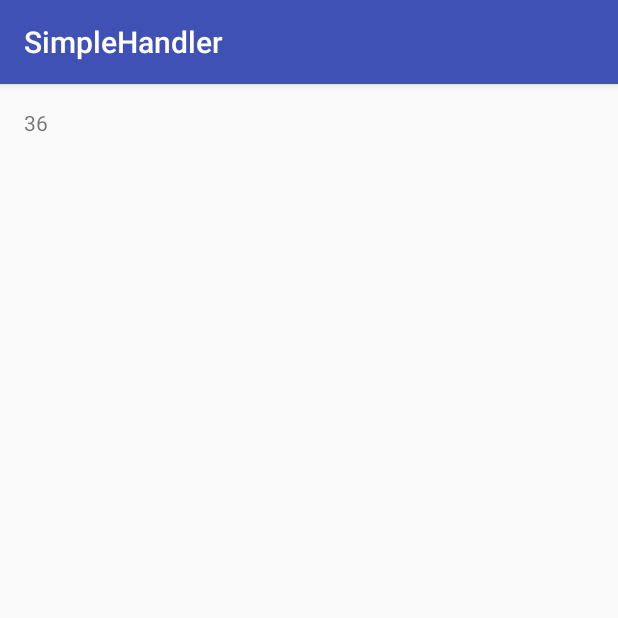
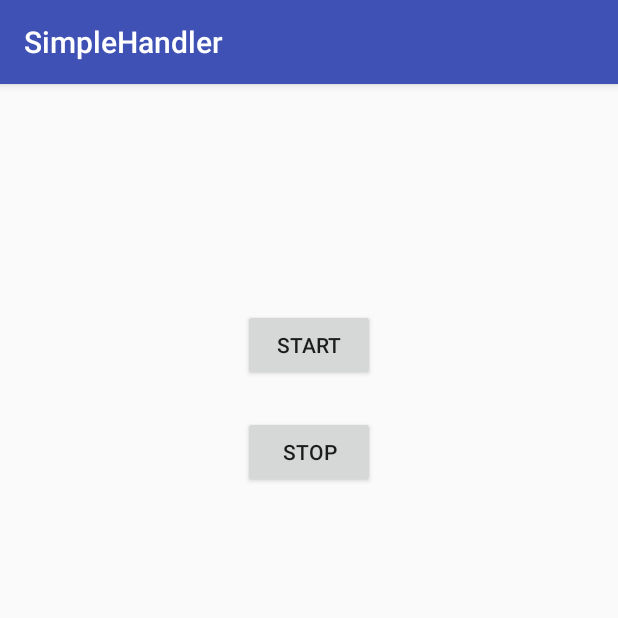
Before and after one commit to ppadhybam/SimpleHandler, an Android app: the screen it shows after launch (MainActivity), on a phone screen of 412 x 824 dp, the top half of it. Run offline under Robolectric (Android 15) with nearby library versions, the phone set to English and light mode, and no system bars.

Commit message:
Added Button to start

```diff
--- a/app/src/main/java/com/priyabrat/simplehandler/MainActivity.java
+++ b/app/src/main/java/com/priyabrat/simplehandler/MainActivity.java
@@ -4,6 +4,7 @@ import android.os.Handler;
 import android.os.Message;
 import android.support.v7.app.AppCompatActivity;
 import android.os.Bundle;
+import android.view.View;
 import android.widget.ProgressBar;
 import android.widget.TextView;
 
@@ -18,14 +19,22 @@ public class MainActivity extends AppCompatActivity {
         super.onCreate(savedInstanceState);
         setContentView(R.layout.activity_main);
         textView = (TextView) findViewById(R.id.textView);
-        thread = new Thread(new MyThread());
-        thread.start();
         handler = new Handler(){
             @Override
             public void handleMessage(Message msg) {
                 textView.setText(msg.arg1+"");
             }
         };
+    }
+
+    public void startThread(View view) {
+        thread = new Thread(new MyThread());
+        thread.start();
+    }
+
+    public void stopThread(View view) {
+        if(thread.isAlive())
+            thread.stop();
     }
 
     public class MyThread implements Runnable {
--- a/app/src/main/res/layout/activity_main.xml
+++ b/app/src/main/res/layout/activity_main.xml
@@ -1,19 +1,42 @@
 <?xml version="1.0" encoding="utf-8"?>
-<RelativeLayout
-    xmlns:android="http://schemas.android.com/apk/res/android"
+<RelativeLayout xmlns:android="http://schemas.android.com/apk/res/android"
     xmlns:tools="http://schemas.android.com/tools"
     android:id="@+id/activity_main"
     android:layout_width="match_parent"
     android:layout_height="match_parent"
+    android:paddingBottom="@dimen/activity_vertical_margin"
     android:paddingLeft="@dimen/activity_horizontal_margin"
     android:paddingRight="@dimen/activity_horizontal_margin"
     android:paddingTop="@dimen/activity_vertical_margin"
-    android:paddingBottom="@dimen/activity_vertical_margin"
     tools:context="com.priyabrat.simplehandler.MainActivity">
 
     <TextView
         android:id="@+id/textView"
         android:layout_width="wrap_content"
         android:layout_height="wrap_content"
-        android:text="Hello World!" />
+        android:layout_alignParentTop="true"
+        android:layout_centerHorizontal="true"
+        android:layout_marginTop="61dp"
+        android:text="" />
+
+    <Button
+        android:id="@+id/btnStartThread"
+        android:layout_width="wrap_content"
+        android:layout_height="wrap_content"
+        android:layout_below="@+id/textView"
+        android:layout_centerHorizontal="true"
+        android:layout_marginTop="53dp"
+        android:onClick="startThread"
+        android:text="Start" />
+
+    <Button
+        android:id="@+id/btnStopThread"
+        android:layout_width="wrap_content"
+        android:layout_height="wrap_content"
+        android:layout_alignLeft="@+id/btnStartThread"
+        android:layout_alignStart="@+id/btnStartThread"
+        android:layout_below="@+id/btnStartThread"
+        android:layout_marginTop="23dp"
+        android:onClick="stopThread"
+        android:text="Stop" />
 </RelativeLayout>
```
